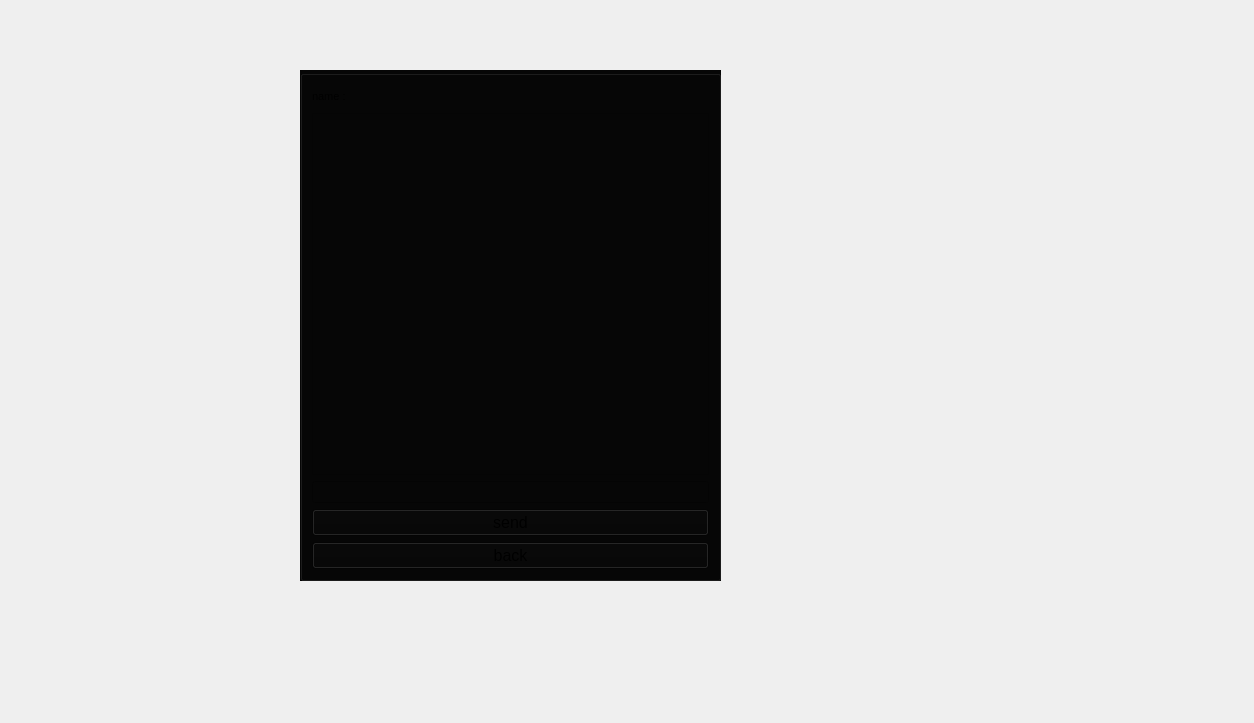
Above: massenger/sendmessageuser_dialog.ui from MahanBeidokhti/AP-Messenger before the change. Below: the same form after it.
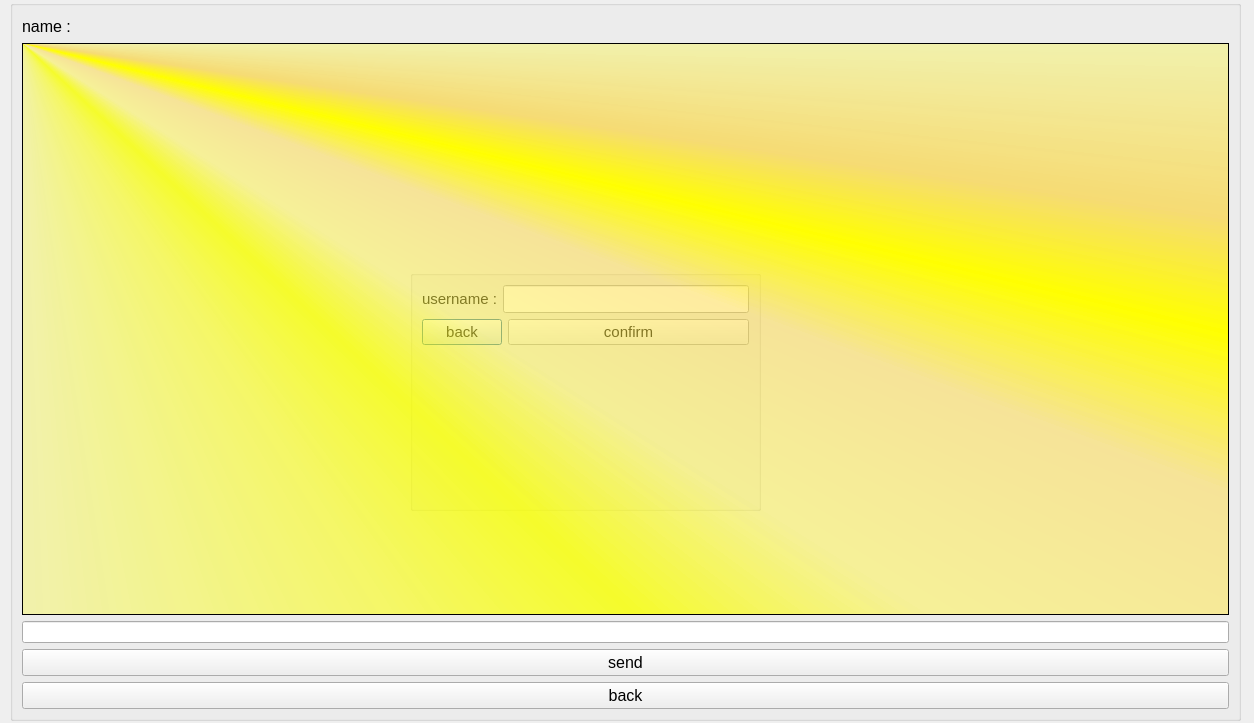
That is the form after the change. Icons and pictures are not drawn.

What changed in the file:
```diff
--- a/massenger/sendmessageuser_dialog.ui
+++ b/massenger/sendmessageuser_dialog.ui
@@ -19,19 +19,20 @@
    <string>Dialog</string>
   </property>
   <property name="styleSheet">
-   <string notr="true">background-image: url(:/Source/@metawalls.jpg);</string>
+   <string notr="true">background-color: qlineargradient(spread:pad, x1:0.019, y1:0.017, x2:1, y2:1, stop:0 rgba(85, 65, 4, 255), stop:0.16 rgba(119, 93, 19, 255), stop:0.225 rgba(148, 125, 37, 255), stop:0.285 rgba(180, 160, 65, 255), stop:0.342723 rgba(195, 183, 96, 255), stop:0.408028 rgba(218, 212, 118, 255), stop:0.52 rgba(224, 205, 93, 255), stop:0.57 rgba(199, 164, 46, 255), stop:0.635 rgba(168, 142, 42, 255), stop:0.695 rgba(180, 155, 61, 255), stop:0.75 rgba(207, 191, 82, 255), stop:0.815 rgba(208, 187, 73, 255), stop:0.88 rgba(187, 156, 51, 255), stop:0.935 rgba(76, 60, 14, 255), stop:1 rgba(35, 40, 3, 255));
+color: rgb(0, 0, 0);</string>
   </property>
   <widget class="QGroupBox" name="username_groupBox">
    <property name="geometry">
     <rect>
-     <x>370</x>
-     <y>200</y>
-     <width>311</width>
-     <height>221</height>
+     <x>410</x>
+     <y>270</y>
+     <width>351</width>
+     <height>241</height>
     </rect>
    </property>
    <property name="styleSheet">
-    <string notr="true">background-color: rgb(8, 8, 8);</string>
+    <string notr="true"/>
    </property>
    <property name="title">
     <string/>
@@ -41,6 +42,11 @@
      <layout class="QHBoxLayout" name="horizontalLayout">
       <item>
        <widget class="QLabel" name="label">
+        <property name="font">
+         <font>
+          <pointsize>11</pointsize>
+         </font>
+        </property>
         <property name="text">
          <string>username :</string>
         </property>
@@ -68,6 +74,11 @@
     </item>
     <item row="1" column="0">
      <widget class="QPushButton" name="back_pushButton">
+      <property name="font">
+       <font>
+        <pointsize>11</pointsize>
+       </font>
+      </property>
       <property name="text">
        <string>back</string>
       </property>
@@ -75,6 +86,11 @@
     </item>
     <item row="1" column="1">
      <widget class="QPushButton" name="confirm_pushButton">
+      <property name="font">
+       <font>
+        <pointsize>11</pointsize>
+       </font>
+      </property>
       <property name="text">
        <string>confirm</string>
       </property>
@@ -85,14 +101,19 @@
   <widget class="QGroupBox" name="chat_groupBox">
    <property name="geometry">
     <rect>
-     <x>300</x>
-     <y>70</y>
-     <width>421</width>
-     <height>511</height>
+     <x>10</x>
+     <y>0</y>
+     <width>1231</width>
+     <height>721</height>
     </rect>
    </property>
+   <property name="font">
+    <font>
+     <pointsize>7</pointsize>
+    </font>
+   </property>
    <property name="styleSheet">
-    <string notr="true">background-color: rgb(6, 6, 6);</string>
+    <string notr="true"/>
    </property>
    <property name="title">
     <string/>
@@ -104,7 +125,7 @@
        <widget class="QLabel" name="label_2">
         <property name="font">
          <font>
-          <pointsize>8</pointsize>
+          <pointsize>12</pointsize>
          </font>
         </property>
         <property name="text">
@@ -127,7 +148,13 @@
      </layout>
     </item>
     <item row="1" column="0">
-     <widget class="QTextEdit" name="message_textEdit"/>
+     <widget class="QTextEdit" name="message_textEdit">
+      <property name="styleSheet">
+       <string notr="true">background-color: qconicalgradient(cx:0, cy:0, angle:135, stop:0 rgba(255, 255, 0, 69), stop:0.375 rgba(255, 255, 0, 69), stop:0.423533 rgba(251, 255, 0, 145), stop:0.45 rgba(247, 255, 0, 208), stop:0.477581 rgba(255, 244, 71, 130), stop:0.518717 rgba(255, 218, 71, 130), stop:0.55 rgba(255, 255, 0, 255), stop:0.57754 rgba(255, 203, 0, 130), stop:0.625 rgba(255, 255, 0, 69), stop:1 rgba(255, 255, 0, 69));
+font: 11pt &quot;Segoe UI&quot;;
+color: rgb(97, 49, 0);</string>
+      </property>
+     </widget>
     </item>
     <item row="2" column="0">
      <widget class="QLineEdit" name="send_lineEdit">
```
